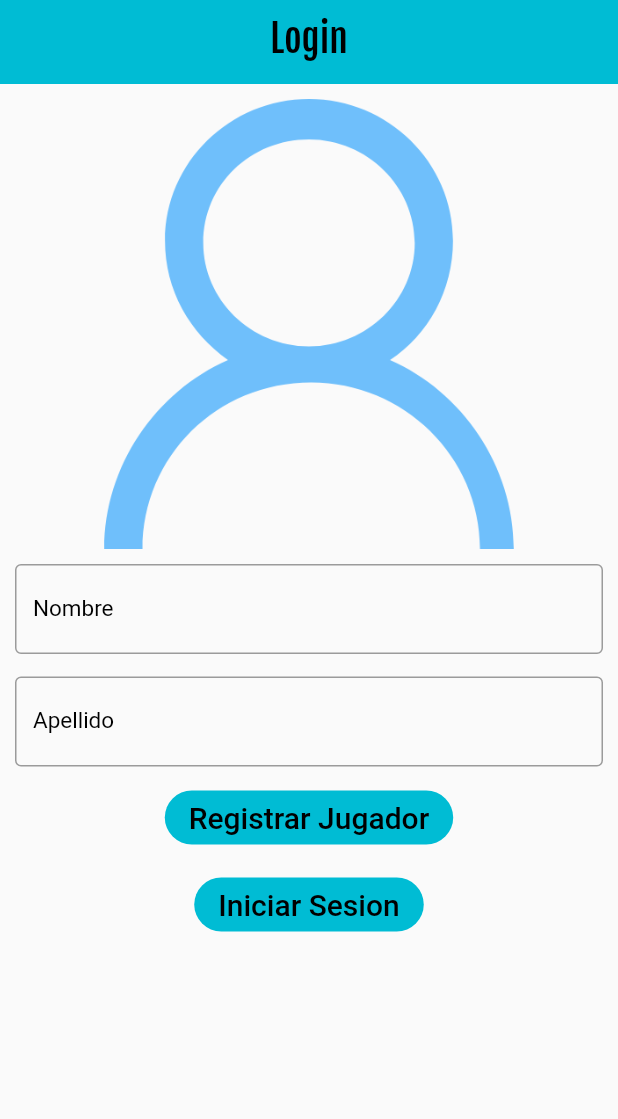
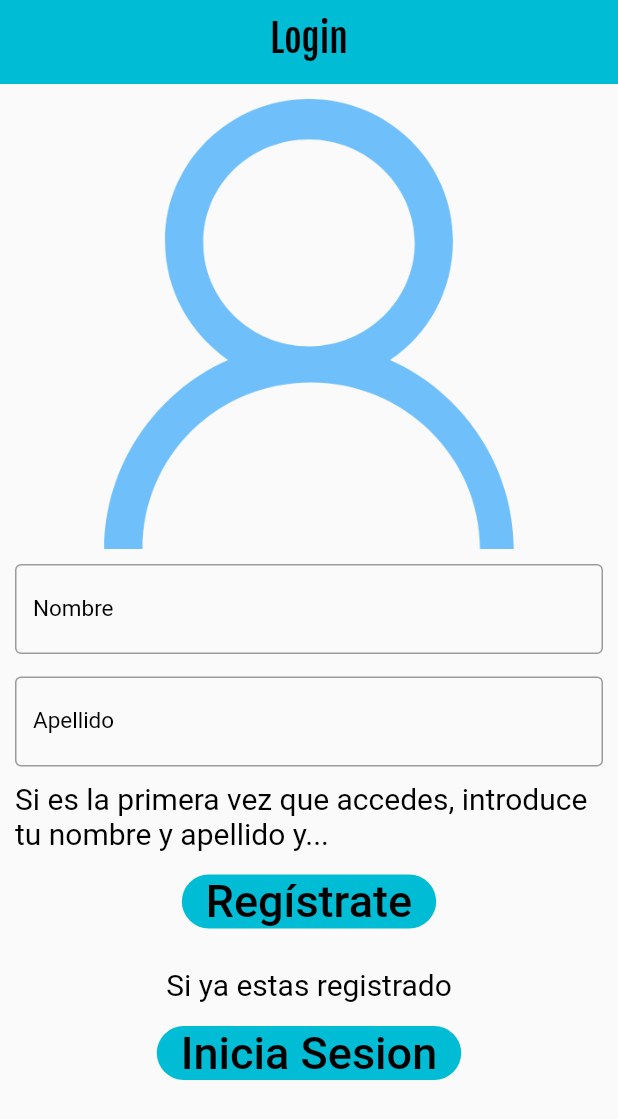
Before and after one commit to agarciaolalla/app_antibioticos_2, a Flutter app: the screen it shows after launch, on a phone screen of 412 x 824 dp. Shown: the top 1119 px of the screen. Run offline on Flutter 3.47's test engine with Material 2 defaults, Android fonts, the phone set to English and light mode, and no system bars; our stand-ins replace flutter_widget_from_html_core.

Commit message:
Cambios de diseño hasta diagnostic screen

```diff
--- a/lib/html/diagnostic_question_html.dart
+++ b/lib/html/diagnostic_question_html.dart
@@ -15,7 +15,7 @@ class DiagnosticQuestionHtml extends StatelessWidget {
         <meta name="viewport" content="width=device-width, initial-scale=2">
       </head>
       <body>
-        <h1>Pruebas de diagnostico</h1>
+        <h1>Solicitud de pruebas de diagnóstico</h1>
         ''' +
         questionHtml +
         '''
--- a/lib/screens/diagnostic/diagnostic_feedback.dart
+++ b/lib/screens/diagnostic/diagnostic_feedback.dart
@@ -72,7 +72,7 @@ class _DiagnosticFeedbackState extends State<DiagnosticFeedback> {
                   ),
                   IconButton(
                     icon: const Icon(Icons.info_outline),
-                    tooltip: "Informacion Inicial",
+                    tooltip: "Información Inicial",
                     onPressed: () {
                       showDialog(
                         context: context,
--- a/lib/screens/home_screen.dart
+++ b/lib/screens/home_screen.dart
@@ -57,7 +57,20 @@ class _HomeScreenState extends State<HomeScreen> {
                 image: AssetImage('assets/home.png'),
                 fit: BoxFit.contain,
               ),
-              const SizedBox(height: 30),
+              const Padding(
+                padding: EdgeInsets.fromLTRB(15, 0, 15, 0),
+                child: Text(
+                  "Bienvenido a 'Un botiquín en mi mochila'."
+                  "\nTienes unos cuantos antibióticos en tu mochila, para ir a visitar a cinco pacientes a los que tendrás que diagnosticar y tratar."
+                  "\n¡Ojo! Los antibióticos de tu mochila son limitados, y tendrás que administrarlos con prudencia y sabiduría. Si utilizas demasiados, te quedarás pronto con la mochila vacía, y el juego terminará. Si utilizas pocos o los que usas no son los más adecuados, no curarás al paciente, y el pobrecito irá perdiendo vida. ¡No dejes que muera!"
+                  "\nEn todo momento podrás verificar el contenido de tu mochila y los datos diagnósticos y analíticos de cada caso. Si aciertas las preguntas que te iremos planteando, irás sumando puntos.\nCuantos más retos superes, cuantos más puntos consigas, cuanta más vida tenga tu paciente, más arriba estarás en el ranking de los TOP PROA."
+                  "\nÁnimo. Su vida está en tus manos.",
+                  style: TextStyle(
+                      color: Colors.black, fontSize: 20, wordSpacing: 5),
+                  //textAlign: TextAlign.center,
+                ),
+              ),
+              const SizedBox(height: 20),
               Padding(
                 padding: const EdgeInsets.symmetric(vertical: 10),
                 child: Row(
--- a/lib/screens/initial_info.dart
+++ b/lib/screens/initial_info.dart
@@ -147,7 +147,7 @@ class _InitialInfoScreenState extends State<InitialInfoScreen> {
           );
         },
         child: const Text(
-          "Imagen Adjunta",
+          "Ver Imagen",
           style: TextStyle(fontSize: 20, color: Colors.black),
         ),
       );
--- a/lib/screens/login_screen.dart
+++ b/lib/screens/login_screen.dart
@@ -100,6 +100,11 @@ class _RegisterContact extends State<Login> {
                 Column(
                   mainAxisAlignment: MainAxisAlignment.center,
                   children: [
+                    const Text(
+                      "Si es la primera vez que accedes, introduce tu nombre y apellido y...",
+                      style: TextStyle(color: Colors.black, fontSize: 20),
+                    ),
+                    const SizedBox(height: 10),
                     ElevatedButton(
                       onPressed: () async {
                         String name = controllerName.text;
@@ -145,9 +150,14 @@ class _RegisterContact extends State<Login> {
                         }
                       },
                       child: const Text(
-                        "Registrar Jugador",
-                        style: TextStyle(fontSize: 20, color: Colors.black),
+                        "Regístrate",
+                        style: TextStyle(fontSize: 30, color: Colors.black),
                       ),
+                    ),
+                    const SizedBox(height: 20),
+                    const Text(
+                      "Si ya estas registrado",
+                      style: TextStyle(color: Colors.black, fontSize: 20),
                     ),
                     const SizedBox(height: 10),
                     ElevatedButton(
@@ -184,8 +194,8 @@ class _RegisterContact extends State<Login> {
                         }
                       },
                       child: const Text(
-                        "Iniciar Sesion",
-                        style: TextStyle(fontSize: 20, color: Colors.black),
+                        "Inicia Sesion",
+                        style: TextStyle(fontSize: 30, color: Colors.black),
                       ),
                     ),
                   ],
--- a/lib/screens/treatment/first_treatment.dart
+++ b/lib/screens/treatment/first_treatment.dart
@@ -108,7 +108,7 @@ class FirstTreatmentState extends State<FirstTreatmentScreen> {
                     ),
                     IconButton(
                       icon: const Icon(Icons.info_outline),
-                      tooltip: "Informacion Inicial",
+                      tooltip: "Información Inicial",
                       onPressed: () {
                         showDialog(
                           context: context,
@@ -261,7 +261,7 @@ class FirstTreatmentState extends State<FirstTreatmentScreen> {
                       ),
                       IconButton(
                         icon: const Icon(Icons.info_outline),
-                        tooltip: "Info Inicial",
+                        tooltip: "Información Inicial",
                         onPressed: () {
                           showDialog(
                             context: context,
--- a/lib/widgets/backpack_dialog.dart
+++ b/lib/widgets/backpack_dialog.dart
@@ -30,7 +30,7 @@ class BackpackDialog extends StatelessWidget {
                   leading: const Icon(Icons.medication_rounded),
                   title: Text(
                     mochilaSeleccionada[index]["antibiotico"],
-                    style: TextStyle(fontSize: 17, color: Colors.black),
+                    style: const TextStyle(fontSize: 17, color: Colors.black),
                   ),
                   subtitle: Text(
                       "\nDosis: " +
```
Also changed, not shown: lib/screens/diagnostic/diagnostic.dart (+20 -19 lines).
